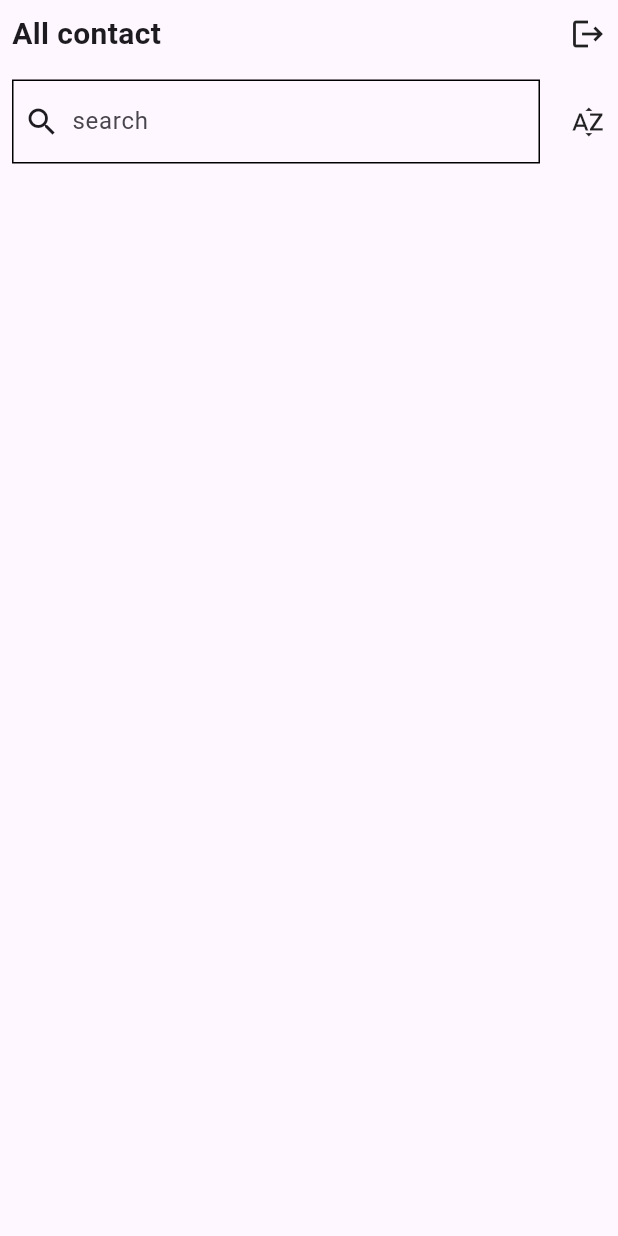
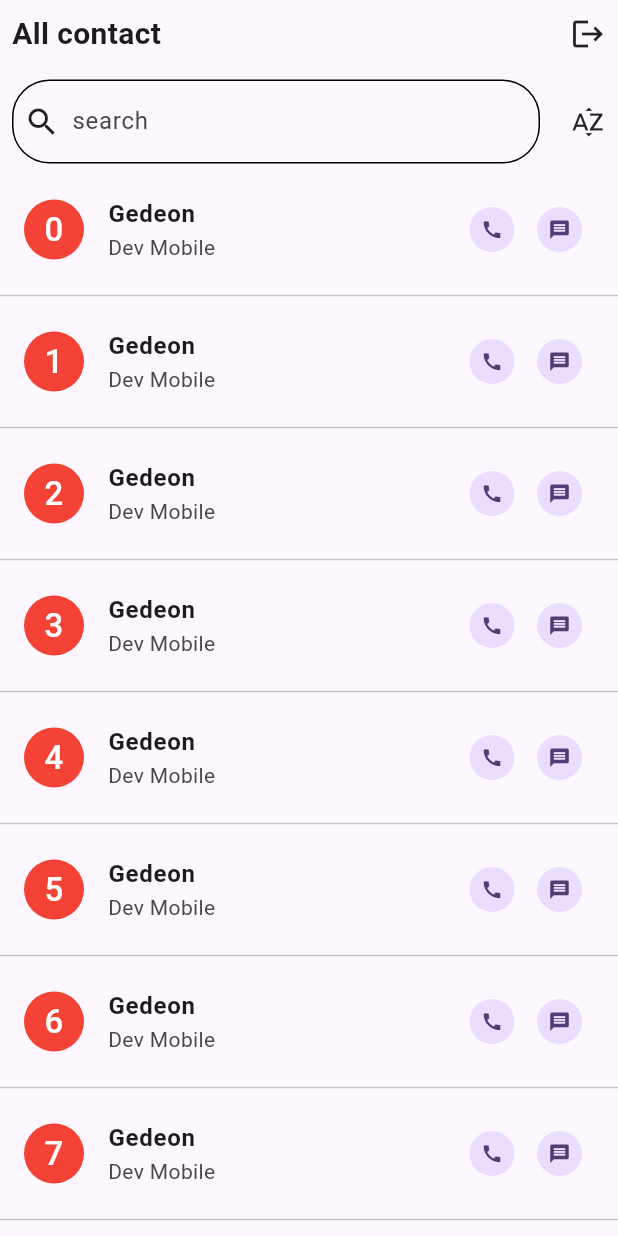
Before and after one commit to tgede46/contact-flutter-, a Flutter app: the screen it shows after launch, on a phone screen of 412 x 824 dp. Run offline on Flutter 3.47's test engine with Material 3 defaults, Android fonts, the light colour scheme and no system bars.

Commit message:
finish projet

```diff
--- a/lib/view/home.dart
+++ b/lib/view/home.dart
@@ -35,7 +35,7 @@ class Home extends StatelessWidget {
                       RoundedRectangleBorder(
                         side: BorderSide(
                           color: Colors.black
-                        )
+                        ),borderRadius: BorderRadius.circular(25)
                       )
                     ),
                     elevation: WidgetStatePropertyAll(0),
@@ -48,7 +48,39 @@ class Home extends StatelessWidget {
                   Icon(Icons.sort_by_alpha)
                 ],
               ),
-            )
+            ),
+           Expanded(
+             child: ListView.separated(
+                 itemBuilder: (context,index)
+                 {
+                   return  ListTile(
+                     leading: CircleAvatar(
+                       backgroundColor: Colors.red,
+                       child: Text('$index',
+                         style: TextStyle(
+                             fontSize: 22,
+                             color: Colors.white),),
+                     ),
+                     title: Text('Gedeon',style: TextStyle(fontWeight: FontWeight.bold),),
+                     subtitle: Text('Dev Mobile'),
+                     trailing:
+                     Row(
+                       mainAxisSize: MainAxisSize.min,
+                       children: [
+                         CircleAvatar(child: Icon(Icons.call,size: 15,),
+                             radius: 15),
+                         SizedBox(width: 15,),
+                         CircleAvatar(child: Icon(Icons.message,size: 15),
+                           radius: 15,)
+                       ],
+                     ),
+                   );
+                 },
+                 separatorBuilder: (context,index){
+                   return Divider();
+                 },
+                 itemCount: 10),
+           )
           ],
           ),
         ) ,
```
